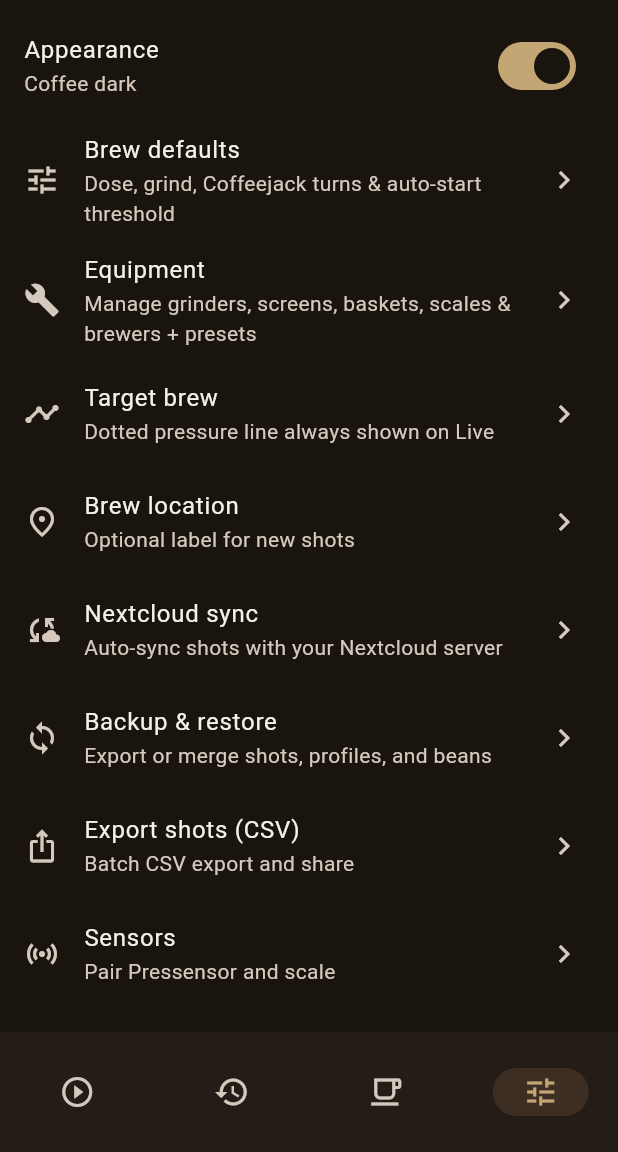
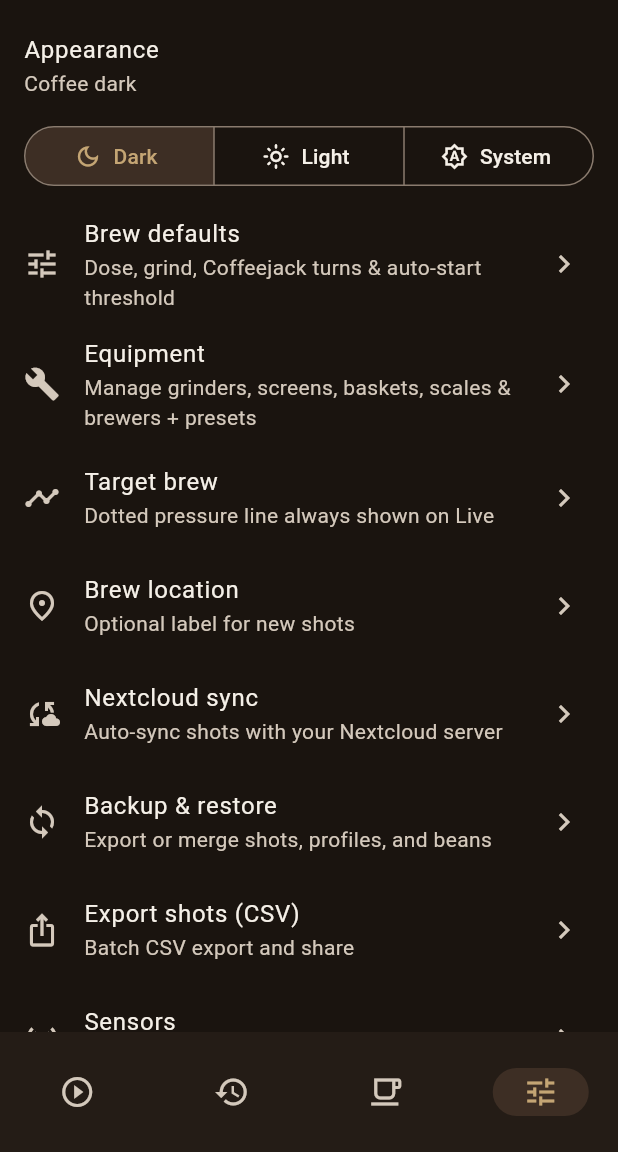
Before and after one commit to isyourbrainfoss/Flowlog, a Flutter app: the screen it shows after launch, item 4 of the bottom bar chosen, on a phone screen of 412 x 824 dp, the part 84-1236 px from its top. Run offline on Flutter 3.47's test engine with Material 3 defaults, Android fonts, the light colour scheme and no system bars; our stand-ins replace drift, flutter_blue_plus, geolocator, pdf, share_plus, wakelock_plus; missing offline and left inert: file_selector; accounts and stored records are empty; generated files the repository leaves out were written again.

Commit message:
feat(appearance): add Follow system theme option
Replace the dark/light switch with a three-way control (Dark / Light /
System). ThemeMode.system was already persisted and wired into MaterialApp;
this exposes it in More → Appearance so the app can track OS light/dark.

```diff
--- a/app/flowlog/lib/screens/more_screen.dart
+++ b/app/flowlog/lib/screens/more_screen.dart
@@ -54,17 +54,39 @@ class _MoreScreenState extends State<MoreScreen> {
       padding: const EdgeInsets.symmetric(vertical: 8),
       children: [
         ListTile(
+          key: const Key('more_appearance_tile'),
           title: const Text('Appearance'),
-          subtitle: Text(
-            themeController.isDark ? 'Coffee dark' : 'Café light',
-          ),
-          trailing: Switch(
-            value: themeController.isDark,
-            onChanged: (isDark) {
-              themeController.setThemeMode(
-                isDark ? ThemeMode.dark : ThemeMode.light,
-              );
+          subtitle: Text(themeController.themeModeLabel),
+        ),
+        Padding(
+          padding: const EdgeInsets.fromLTRB(16, 0, 16, 8),
+          child: SegmentedButton<ThemeMode>(
+            key: const Key('more_theme_mode_segments'),
+            segments: const [
+              ButtonSegment<ThemeMode>(
+                value: ThemeMode.dark,
+                label: Text('Dark'),
+                icon: Icon(Icons.dark_mode_outlined, size: 18),
+              ),
+              ButtonSegment<ThemeMode>(
+                value: ThemeMode.light,
+                label: Text('Light'),
+                icon: Icon(Icons.light_mode_outlined, size: 18),
+              ),
+              ButtonSegment<ThemeMode>(
+                value: ThemeMode.system,
+                label: Text('System'),
+                icon: Icon(Icons.brightness_auto_outlined, size: 18),
+              ),
+            ],
+            selected: {themeController.themeMode},
+            onSelectionChanged: (selected) {
+              if (selected.isEmpty) {
+                return;
+              }
+              themeController.setThemeMode(selected.first);
             },
+            showSelectedIcon: false,
           ),
         ),
         ListTile(
--- a/app/flowlog/lib/settings/appearance_settings_store.dart
+++ b/app/flowlog/lib/settings/appearance_settings_store.dart
@@ -4,13 +4,16 @@ import 'dart:io';
 import 'package:flowlog/persistence/flowlog_storage.dart';
 import 'package:flutter/material.dart';
 
-/// User appearance preference (coffee dark vs café light).
+/// User appearance preference: coffee dark, café light, or follow system.
 class AppearanceSettings {
   const AppearanceSettings({this.themeMode = ThemeMode.dark});
 
   final ThemeMode themeMode;
 
+  /// True only when [themeMode] is explicitly dark (not when following system).
   bool get isDark => themeMode == ThemeMode.dark;
+
+  bool get isSystem => themeMode == ThemeMode.system;
 
   AppearanceSettings copyWith({ThemeMode? themeMode}) {
     return AppearanceSettings(themeMode: themeMode ?? this.themeMode);
--- a/app/flowlog/lib/theme/flowlog_theme.dart
+++ b/app/flowlog/lib/theme/flowlog_theme.dart
@@ -147,7 +147,7 @@ abstract final class FlowlogTheme {
   }
 }
 
-/// Notifies listeners when the user switches between coffee dark and café light.
+/// Notifies listeners when the user switches coffee dark, café light, or system.
 class FlowlogThemeController extends ChangeNotifier {
   FlowlogThemeController({
     this.themeMode = ThemeMode.dark,
@@ -157,7 +157,17 @@ class FlowlogThemeController extends ChangeNotifier {
   ThemeMode themeMode;
   final Future<void> Function(ThemeMode mode)? onThemeModeChanged;
 
+  /// True only when [themeMode] is explicitly dark (not when following system).
   bool get isDark => themeMode == ThemeMode.dark;
+
+  bool get isSystem => themeMode == ThemeMode.system;
+
+  /// Short label for settings UI.
+  String get themeModeLabel => switch (themeMode) {
+        ThemeMode.dark => 'Coffee dark',
+        ThemeMode.light => 'Café light',
+        ThemeMode.system => 'Follow system',
+      };
 
   void setThemeMode(ThemeMode mode) {
     if (themeMode == mode) {
```
Also changed, not shown: 2 other files.
